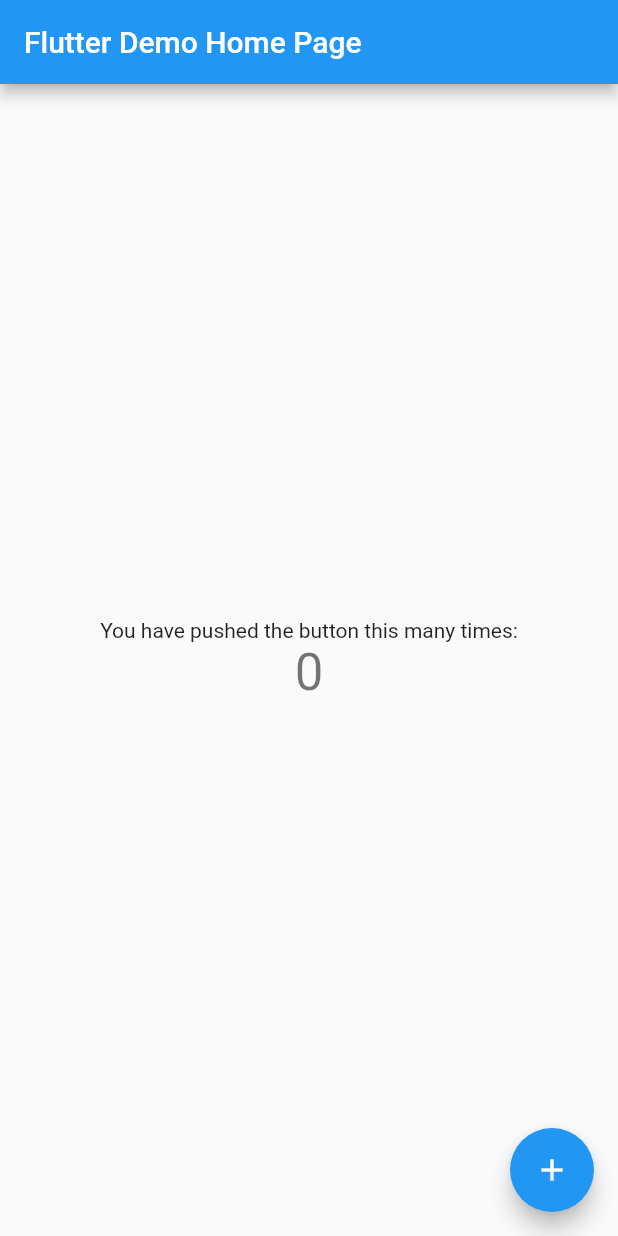
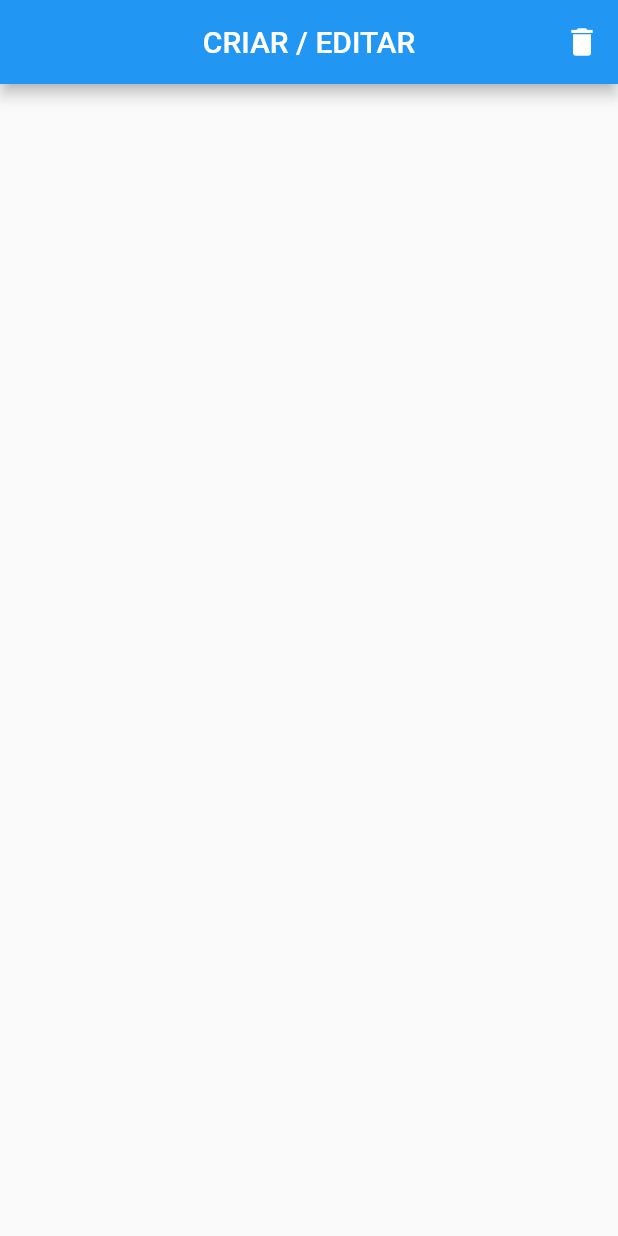
Before and after one commit to montonurb/notes-app, a Flutter app: the screen it shows after launch, on a phone screen of 412 x 824 dp. Run offline on Flutter 3.47's test engine with Material 2 defaults, Android fonts, the phone set to English and light mode, and no system bars.

Commit message:
criando a tela de criação de notas e separando a tela do AppWidget

```diff
--- /dev/null
+++ b/lib/app_widget.dart
@@ -0,0 +1,12 @@
+import 'package:flutter/material.dart';
+import 'package:notes_app/create_note_page.dart';
+
+class AppWidget extends StatelessWidget {
+  @override
+  Widget build(BuildContext context) {
+    return MaterialApp(
+      title: "Notes",
+      home: CreateNotePage(),
+    );
+  }
+}
--- /dev/null
+++ b/lib/create_note_page.dart
@@ -0,0 +1,26 @@
+import 'package:flutter/cupertino.dart';
+import 'package:flutter/material.dart';
+
+class CreateNotePage extends StatelessWidget {
+  @override
+  Widget build(BuildContext context) {
+    return Scaffold(
+      appBar: AppBar(
+        title: Text("CRIAR / EDITAR"),
+        centerTitle: true,
+        actions: [
+          IconButton(
+            icon: Icon(Icons.delete),
+            onPressed: () {},
+          )
+        ],
+      ),
+      body: TextField(
+        maxLines: null,
+        decoration: InputDecoration(
+          border: InputBorder.none,
+        ),
+      ),
+    );
+  }
+}
--- a/lib/main.dart
+++ b/lib/main.dart
@@ -1,113 +1,8 @@
 import 'package:flutter/material.dart';
+import 'package:notes_app/app_widget.dart';
 
 void main() {
-  runApp(MyApp());
+  runApp(
+    AppWidget(),
+  );
 }
-
-class MyApp extends StatelessWidget {
-  // This widget is the root of your application.
-  @override
-  Widget build(BuildContext context) {
-    return MaterialApp(
-      title: 'Flutter Demo',
-      theme: ThemeData(
-        // This is the theme of your application.
-        //
-        // Try running your application with "flutter run". You'll see the
-        // application has a blue toolbar. Then, without quitting the app, try
-        // changing the primarySwatch below to Colors.green and then invoke
-        // "hot reload" (press "r" in the console where you ran "flutter run",
-        // or simply save your changes to "hot reload" in a Flutter IDE).
-        // Notice that the counter didn't reset back to zero; the application
-        // is not restarted.
-        primarySwatch: Colors.blue,
-      ),
-      home: MyHomePage(title: 'Flutter Demo Home Page'),
-    );
-  }
-}
-
-class MyHomePage extends StatefulWidget {
-  MyHomePage({Key? key, this.title}) : super(key: key);
-
-  // This widget is the home page of your application. It is stateful, meaning
-  // that it has a State object (defined below) that contains fields that affect
-  // how it looks.
-
-  // This class is the configuration for the state. It holds the values (in this
-  // case the title) provided by the parent (in this case the App widget) and
-  // used by the build method of the State. Fields in a Widget subclass are
-  // always marked "final".
-
-  final String? title;
-
-  @override
-  _MyHomePageState createState() => _MyHomePageState();
-}
-
-class _MyHomePageState extends State<MyHomePage> {
-  int _counter = 0;
-
-  void _incrementCounter() {
-    setState(() {
-      // This call to setState tells the Flutter framework that something has
-      // changed in this State, which causes it to rerun the build method below
-      // so that the display can reflect the updated values. If we changed
-      // _counter without calling setState(), then the build method would not be
-      // called again, and so nothing would appear to happen.
-      _counter++;
-    });
-  }
-
-  @override
-  Widget build(BuildContext context) {
-    // This method is rerun every time setState is called, for instance as done
-    // by the _incrementCounter method above.
-    //
-    // The Flutter framework has been optimized to make rerunning build methods
-    // fast, so that you can just rebuild anything that needs updating rather
-    // than having to individually change instances of widgets.
-    return Scaffold(
-      appBar: AppBar(
-        // Here we take the value from the MyHomePage object that was created by
-        // the App.build method, and use it to set our appbar title.
-        title: Text(widget.title!),
-      ),
-      body: Center(
-        // Center is a layout widget. It takes a single child and positions it
-        // in the middle of the parent.
-        child: Column(
-          // Column is also a layout widget. It takes a list of children and
-          // arranges them vertically. By default, it sizes itself to fit its
-          // children horizontally, and tries to be as tall as its parent.
-          //
-          // Invoke "debug painting" (press "p" in the console, choose the
-          // "Toggle Debug Paint" action from the Flutter Inspector in Android
-          // Studio, or the "Toggle Debug Paint" command in Visual Studio Code)
-          // to see the wireframe for each widget.
-          //
-          // Column has various properties to control how it sizes itself and
-          // how it positions its children. Here we use mainAxisAlignment to
-          // center the children vertically; the main axis here is the vertical
-          // axis because Columns are vertical (the cross axis would be
-          // horizontal).
-          mainAxisAlignment: MainAxisAlignment.center,
-          children: <Widget>[
-            Text(
-              'You have pushed the button this many times:',
-            ),
-            Text(
-              '$_counter',
-              style: Theme.of(context).textTheme.headline4,
-            ),
-          ],
-        ),
-      ),
-      floatingActionButton: FloatingActionButton(
-        onPressed: _incrementCounter,
-        tooltip: 'Increment',
-        child: Icon(Icons.add),
-      ), // This trailing comma makes auto-formatting nicer for build methods.
-    );
-  }
-}
```
